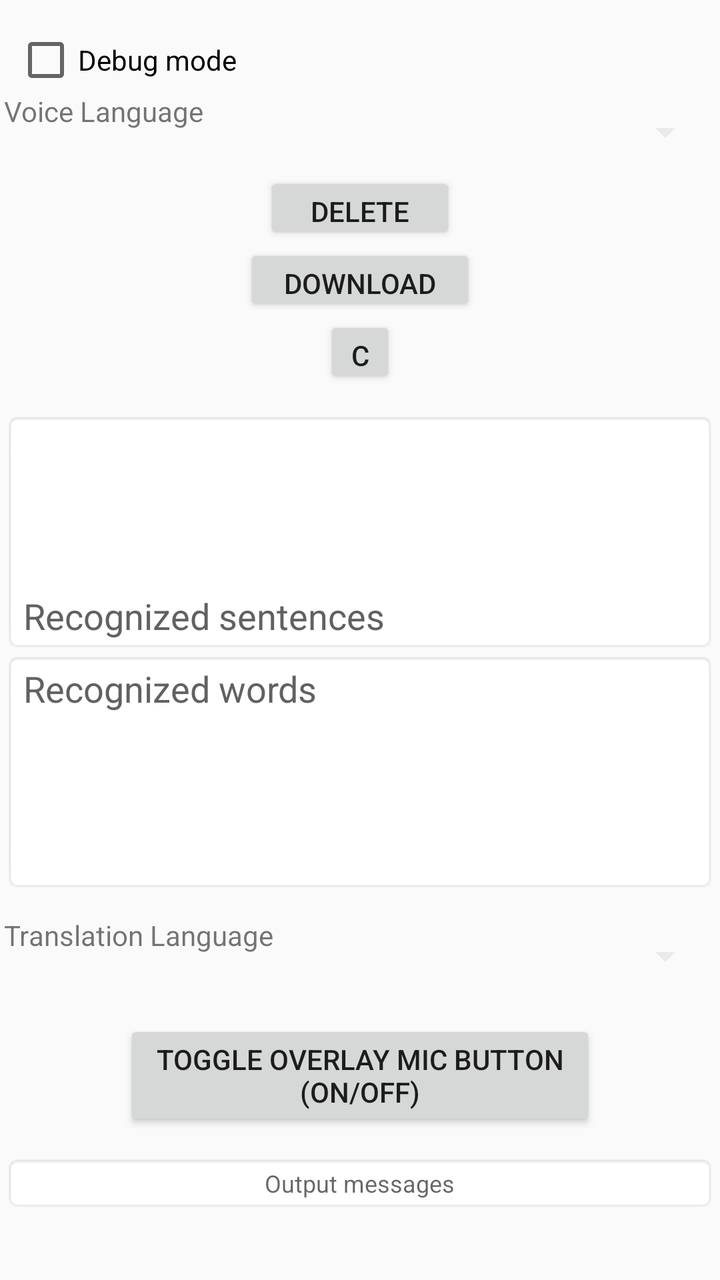
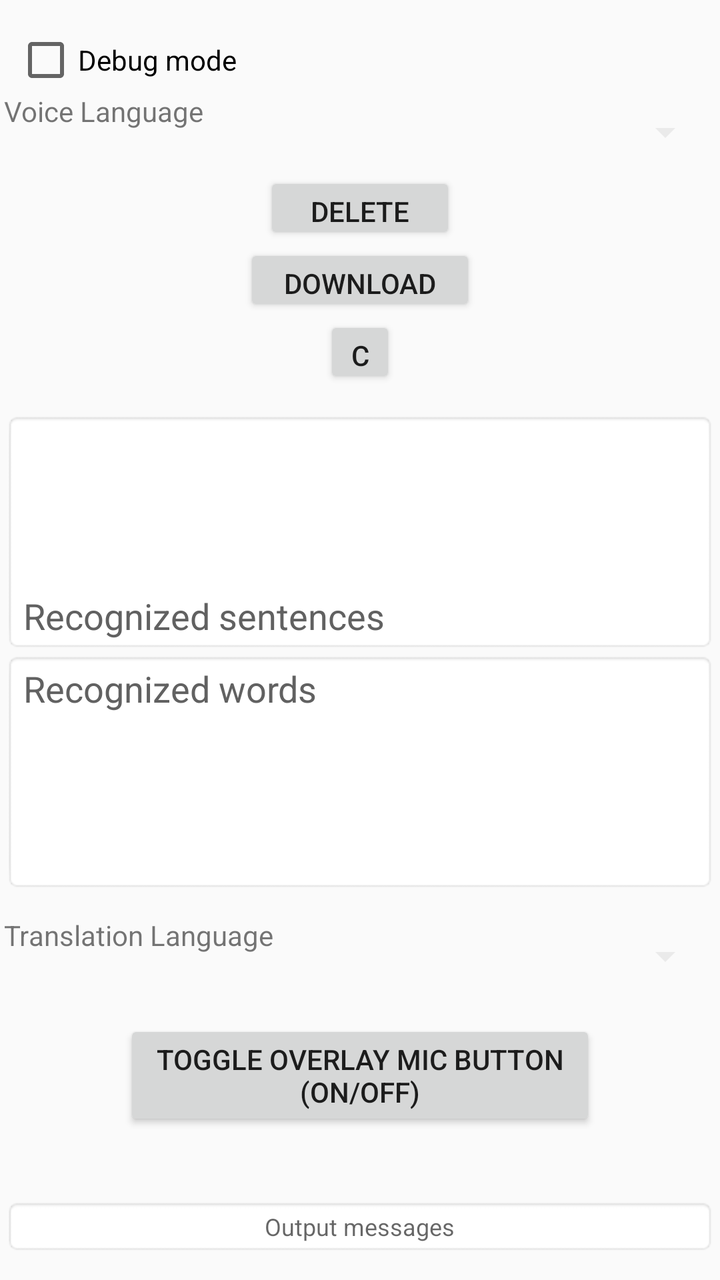

Two renders of the same Android screen: before a commit and after it. Below are the layout's source before the change and the commit's diff.
<!-- AndroidManifest.xml: application theme AppTheme -->
<!-- res/layout/activity_main.xml -->
<ScrollView xmlns:android="http://schemas.android.com/apk/res/android"
    xmlns:tools="http://schemas.android.com/tools"
    android:id="@+id/root"
    android:orientation="vertical"
    android:padding="1dp"
    android:fillViewport="false"
    android:layout_gravity="center_horizontal"
    android:layout_width="fill_parent"
    android:layout_height="wrap_content"
    android:layout_marginLeft="5dp"
    android:layout_marginRight="5dp"
    >
    <TableLayout
        android:layout_width="match_parent"
        android:layout_height="wrap_content"
        android:paddingLeft="1dp"
        android:paddingRight="1dp"
        android:paddingTop="1dp"
        android:paddingBottom="1dp"
        tools:context=".MainActivity"
        >
        <View
            android:layout_width="match_parent"
            android:layout_height="12sp"
            />
        <CheckBox
            android:id="@+id/checkbox_debug_mode"
            android:text="@string/debug_mode"
            android:minHeight="32dp"
            android:padding="0dp"
            android:gravity="start|center"
            android:textAlignment="gravity"
            android:textSize="14sp"
            android:layout_width="wrap_content"
            android:layout_height="wrap_content"
            android:layout_marginStart="5dp"
            android:layout_marginTop="0dp"
            android:layout_marginEnd="5dp"
            android:layout_marginBottom="0dp"
            android:checked="false"
            />
        <TableRow>
            <TextView
                android:id="@+id/textview_text1"
                android:textAlignment="gravity"
                android:gravity="start"
                android:layout_width="wrap_content"
                android:layout_height="40dp"
                android:textSize="14sp"
                android:text="@string/voice_language"
                />
            <Spinner
                android:id="@+id/spinner_src_languages"
                android:layout_width="210dp"
                android:layout_height="wrap_content"
                android:layout_marginStart="10dp"
                android:contentDescription="@string/spinner_src_languages"
                android:backgroundTint="@color/lightGrayishWhite"
                android:gravity="center"
                android:minHeight="40dp"
                android:spinnerMode="dropdown"
                android:textAlignment="gravity"
                />
        </TableRow>
        <TextView
            android:id="@+id/textview_src"
            android:gravity="center"
            android:textAlignment="gravity"
            android:textSize="12sp"
            android:visibility="gone"
            android:background="@android:drawable/editbox_background"
            android:layout_width="wrap_content"
            android:layout_height="wrap_content"
            />
        <Button
            android:id="@+id/button_delete_model"
            android:gravity="center"
            android:text="@string/delete_model"
            android:textSize="14sp"
            android:visibility="visible"
            android:layout_marginLeft="130dp"
            android:layout_marginRight="130dp"
            android:layout_height="36dp"
            android:layout_width="wrap_content"
            />
        <Button
            android:id="@+id/button_download_model"
            android:gravity="center"
            android:text="@string/download_model"
            android:textSize="14sp"
            android:visibility="visible"
            android:layout_marginLeft="120dp"
            android:layout_marginRight="120dp"
            android:layout_height="36dp"
            android:layout_width="wrap_content"
            />
        <Button
            android:id="@+id/button_cancel"
            android:gravity="center"
            android:text="Cancel"
            android:textSize="14sp"
            android:visibility="visible"
            android:layout_marginLeft="160dp"
            android:layout_marginRight="160dp"
            android:layout_height="36dp"
            android:layout_width="wrap_content"
            />
        <ProgressBar
            android:id="@+id/mProgressBar"
            android:max="100"
            style="?android:attr/progressBarStyleHorizontal"
            android:layout_width="wrap_content"
            android:layout_height="wrap_content"
            android:visibility="gone"
            />
        <TextView
            android:id="@+id/textview_model_URL"
            android:layout_width="wrap_content"
            android:layout_height="wrap_content"
            android:gravity="center"
            android:textAlignment="gravity"
            android:textSize="12sp"
            android:background="@android:drawable/editbox_background"
            android:visibility="gone"
            />
        <TextView
            android:id="@+id/textview_model_zip_file"
            android:layout_width="wrap_content"
            android:layout_height="wrap_content"
            android:gravity="center"
            android:textAlignment="gravity"
            android:textSize="12sp"
            android:background="@android:drawable/editbox_background"
            android:visibility="gone"
            />
        <TextView
            android:id="@+id/textview_server_response"
            android:layout_width="wrap_content"
            android:layout_height="wrap_content"
            android:gravity="center"
            android:textAlignment="gravity"
            android:textSize="12sp"
            android:background="@android:drawable/editbox_background"
            android:visibility="gone"
            />
        <TextView
            android:id="@+id/textview_file_size"
            android:layout_width="wrap_content"
            android:layout_height="wrap_content"
            android:gravity="center"
            android:textAlignment="gravity"
            android:textSize="12sp"
            android:background="@android:drawable/editbox_background"
            android:visibility="gone"
            />
        <TextView
            android:id="@+id/textview_bytes_downloaded"
            android:layout_width="wrap_content"
            android:layout_height="wrap_content"
            android:gravity="center"
            android:textAlignment="gravity"
            android:textSize="12sp"
            android:background="@android:drawable/editbox_background"
            android:visibility="gone"
            />
        <TextView
            android:id="@+id/textview_model_used_path"
            android:layout_width="wrap_content"
            android:layout_height="wrap_content"
            android:gravity="center"
            android:textAlignment="gravity"
            android:background="@android:drawable/editbox_background"
            android:textSize="12sp"
            android:visibility="gone"
            />
        <View
            android:layout_width="match_parent"
            android:layout_height="12sp"
            />
        <EditText
            android:id="@+id/full_voice_text"
            android:layout_width="match_parent"
            android:layout_height="120dp"
            android:autofillHints=""
            android:background="@android:drawable/editbox_background"
            android:gravity="bottom"
            android:focusable="false"
            android:focusableInTouchMode="true"
            android:hint="@string/recognized_sentences"
            android:maxLines="3"
            android:textSize="18sp"
            android:textAlignment="gravity"
            android:textColorHint="#616161"
            tools:ignore="LabelFor,TextFields"
            />
        <EditText
            android:id="@+id/voice_text"
            android:layout_width="match_parent"
            android:layout_height="120dp"
            android:autofillHints=""
            android:background="@android:drawable/editbox_background"
            android:gravity="start"
            android:focusable="false"
            android:focusableInTouchMode="true"
            android:hint="@string/recognized_words"
            android:maxLines="3"
            android:textSize="18sp"
            android:textAlignment="gravity"
            android:textColorHint="#616161"
            tools:ignore="LabelFor,TextFields"
            />
        <View
            android:layout_width="match_parent"
            android:layout_height="12sp"
            />
        <TableRow>
            <TextView
                android:id="@+id/textview_text2"
                android:layout_width="wrap_content"
                android:layout_height="40dp"
                android:gravity="start"
                android:text="@string/translation_language"
                android:textAlignment="gravity"
                android:textSize="14sp"
                />
            <Spinner
                android:id="@+id/spinner_dst_languages"
                android:layout_width="wrap_content"
                android:layout_height="wrap_content"
                android:layout_marginStart="10dp"
                android:contentDescription="@string/spinner_dst_languages"
                android:backgroundTint="@color/lightGrayishWhite"
                android:gravity="center"
                android:minHeight="40dp"
                android:spinnerMode="dropdown"
                android:textAlignment="gravity"
                />
        </TableRow>
        <TextView
            android:id="@+id/textview_dst"
            android:textAlignment="gravity"
            android:gravity="center"
            android:layout_width="wrap_content"
            android:layout_height="wrap_content"
            android:textSize="12sp"
            android:visibility="gone"
            android:background="@android:drawable/editbox_background"
            />
        <View
            android:layout_width="match_parent"
            android:layout_height="12sp"
            />
        <Button
            android:id="@+id/button_toggle_overlay"
            android:text="@string/toggle_overlay"
            android:textSize="14sp"
            android:layout_marginLeft="60dp"
            android:layout_marginRight="60dp"
            android:layout_height="wrap_content"
            android:layout_width="wrap_content"
            />
        <View
            android:layout_width="match_parent"
            android:layout_height="12sp"
            />
        <TextView
            android:id="@+id/textview_recognizing"
            android:textAlignment="gravity"
            android:gravity="center"
            android:layout_width="wrap_content"
            android:layout_height="wrap_content"
            android:text=""
            android:textSize="12sp"
            android:visibility="gone"
            android:background="@android:drawable/editbox_background"
            />
        <TextView
            android:id="@+id/textview_overlaying"
            android:textAlignment="gravity"
            android:gravity="center"
            android:layout_width="wrap_content"
            android:layout_height="wrap_content"
            android:textSize="12sp"
            android:visibility="gone"
            android:background="@android:drawable/editbox_background"
            />
        <TextView
            android:id="@+id/textview_output_messages"
            android:hint="Output messages"
            android:layout_width="fill_parent"
            android:layout_height="wrap_content"
            android:textSize="12sp"
            android:layout_gravity="center"
            android:gravity="center"
            android:scrollbars="vertical"
            android:background="@android:drawable/editbox_background"
            android:textAppearance="?android:attr/textAppearanceMedium"
            />
    </TableLayout>
</ScrollView>
<!-- resources referenced by this layout -->
<resources>
  <color name="lightGrayishWhite">#FFEAEAEA</color>
  <string name="debug_mode">Debug mode</string>
  <string name="delete_model">Delete Model</string>
  <string name="download_model">Download Model</string>
  <string name="recognized_sentences">Recognized sentences</string>
  <string name="recognized_words">Recognized words</string>
  <string name="spinner_dst_languages">spinner_dst_languages</string>
  <string name="spinner_src_languages">spinner_src_languages</string>
  <string name="toggle_overlay">Toggle Overlay Mic Button\n(ON/OFF)</string>
  <string name="translation_language">Translation Language</string>
  <string name="voice_language">Voice Language</string>
  <style name="AppTheme" parent="Theme.AppCompat.Light.DarkActionBar">
          
          <item name="colorPrimary">@color/colorPrimary</item>
          <item name="colorPrimaryDark">@color/colorPrimaryDark</item>
          <item name="colorAccent">@color/colorAccent</item>
      </style>
  <color name="colorPrimary">#6200EE</color>
  <color name="colorPrimaryDark">#3700B3</color>
  <color name="colorAccent">#03DAC5</color>
</resources>

<!-- the commit's change to res/layout/activity_main.xml (unified diff, before → after) -->
@@ -285,6 +285,14 @@
             android:background="@android:drawable/editbox_background"
             />
         <TextView
+            android:id="@+id/textview_debug"
+            android:textSize="16sp"
+            android:gravity="center"
+            android:textAlignment="gravity"
+            android:layout_width="wrap_content"
+            android:layout_height="wrap_content"
+            />
+        <TextView
             android:id="@+id/textview_output_messages"
             android:hint="Output messages"
             android:layout_width="fill_parent"
